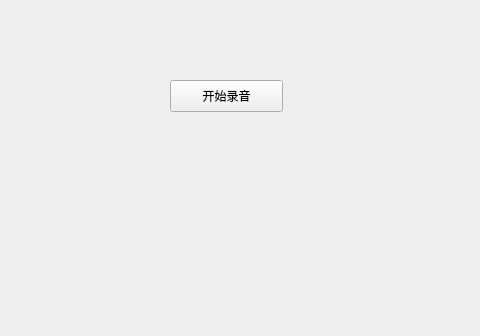
Above: mainwindow.ui from jianronglu/ffmpegAudio before the change; both pictures show x 0 to 480 and y 0 to 336 of the 800 by 600 pixel window. Below: the same form after it.
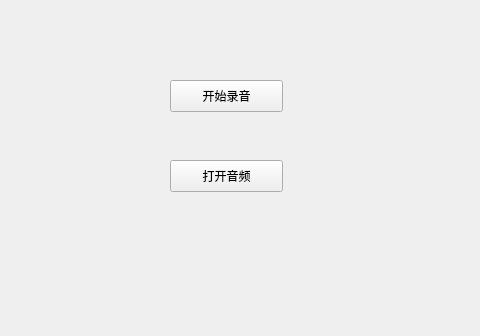
That is the form after the change.

Commit message: 添加播放音频代码

```diff
--- a/mainwindow.ui
+++ b/mainwindow.ui
@@ -27,6 +27,19 @@
      <string>开始录音</string>
     </property>
    </widget>
+   <widget class="QPushButton" name="playAudioBtn">
+    <property name="geometry">
+     <rect>
+      <x>170</x>
+      <y>160</y>
+      <width>113</width>
+      <height>32</height>
+     </rect>
+    </property>
+    <property name="text">
+     <string>打开音频</string>
+    </property>
+   </widget>
   </widget>
   <widget class="QMenuBar" name="menubar">
    <property name="geometry">
```
Left out of the diff: 2 changed lines with no effect on the pictures. The commit also changes 8 other files.
